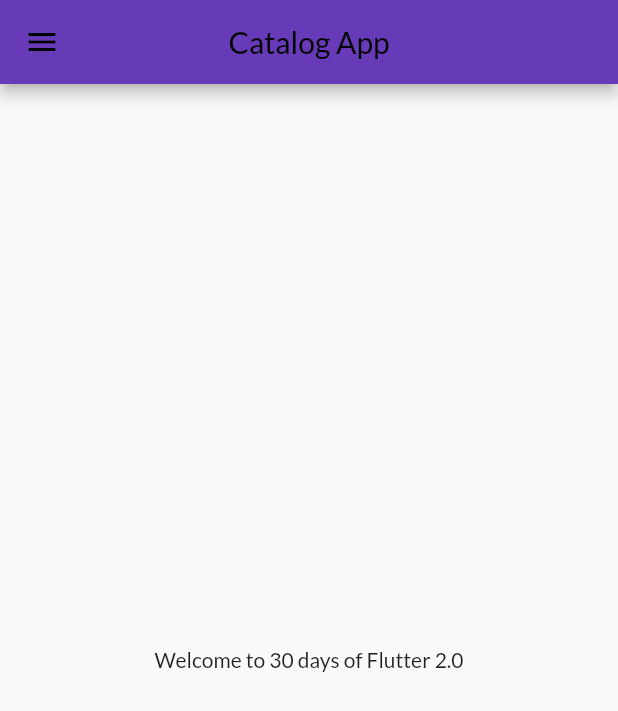
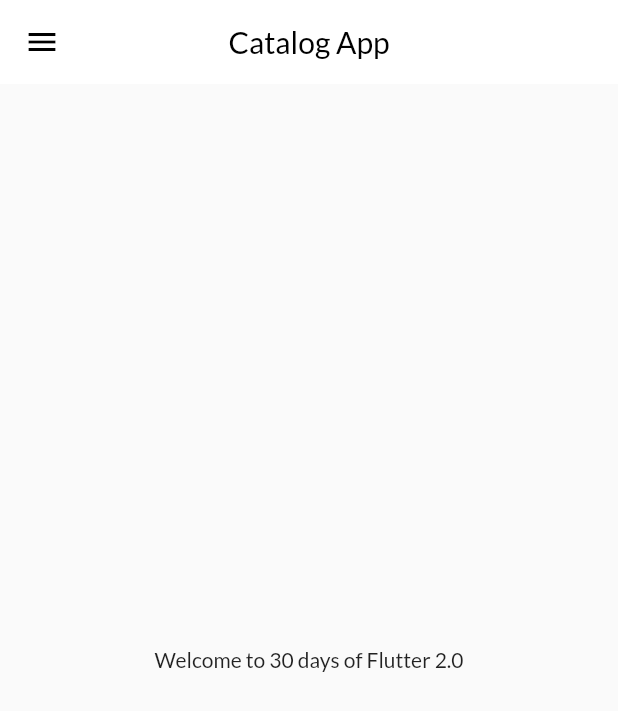
Before and after one commit to Sai-Sid07/30DaysOfFlutter, a Flutter app: the screen it shows after launch, on a phone screen of 412 x 824 dp. Shown: the top 711 px of the screen. Run offline on Flutter 3.47's test engine with Material 2 defaults, Android fonts, the phone set to English and light mode, and no system bars; our stand-ins replace google_fonts.

Commit message:
Themes extracted into separate class

```diff
--- a/flow.txt
+++ b/flow.txt
@@ -214,3 +214,5 @@ CircularAvatar(
 Inside ListView, we have ListTile which will help us create tabs and it has a 2 properties:
 leading: -> The icon for that tab and title: Name of that tab
 It also has a onTap function which will help us route between pages
+
+Flutter Theme.of(context) - This looks up the widget tree and returns the nearest Theme in the tree.
--- a/lib/main.dart
+++ b/lib/main.dart
@@ -1,6 +1,7 @@
 import 'package:first_flutter_app/pages/home_page.dart';
 import 'package:first_flutter_app/pages/login_page.dart';
 import 'package:first_flutter_app/utils/routes.dart';
+import 'package:first_flutter_app/widgets/themes.dart';
 import "package:flutter/material.dart";
 import 'package:google_fonts/google_fonts.dart';
 
@@ -19,17 +20,8 @@ class MyApp extends StatelessWidget {
       debugShowCheckedModeBanner: false,
       // home: HomePage(),
       themeMode: ThemeMode.light, //Uses the design choice mentioned inside darkTheme
-      theme: ThemeData(
-        primarySwatch: Colors.deepPurple, //Primary Swatch matches all the UI elements with the specified scheme
-        fontFamily: GoogleFonts.lato().fontFamily
-      ),
-      darkTheme: ThemeData(
-        brightness: Brightness.dark,
-        appBarTheme: const AppBarTheme( //This is overriden if a theme is applied in nested functions
-          color: Color.fromARGB(255, 255, 238, 0) //App bar
-        ),
-        canvasColor: Color.fromARGB(255, 0, 0, 0) //Background
-      ),
+      theme: MyTheme.lightTheme(context),
+      darkTheme: MyTheme.darkTheme(context),
       initialRoute: "/home",
       routes: {
         //Name of Route :
--- /dev/null
+++ b/lib/widgets/themes.dart
@@ -0,0 +1,22 @@
+import 'package:flutter/material.dart';
+import 'package:google_fonts/google_fonts.dart';
+
+class MyTheme {
+  static ThemeData lightTheme(BuildContext context) => ThemeData(
+      primarySwatch: Colors
+          .deepPurple, //Primary Swatch matches all the UI elements with the specified scheme
+      fontFamily: GoogleFonts.lato().fontFamily,
+      appBarTheme: const AppBarTheme(
+        color: Colors.white,
+        elevation: 0,
+    )
+  );
+    static ThemeData darkTheme(BuildContext context) => ThemeData(
+      brightness: Brightness.dark,
+      appBarTheme: const AppBarTheme( //This is overriden if a theme is applied in nested functions
+          color: Color.fromARGB(255, 255, 238, 0) //App bar
+      ),
+      canvasColor: Color.fromARGB(255, 0, 0, 0)
+
+  );
+}
```
